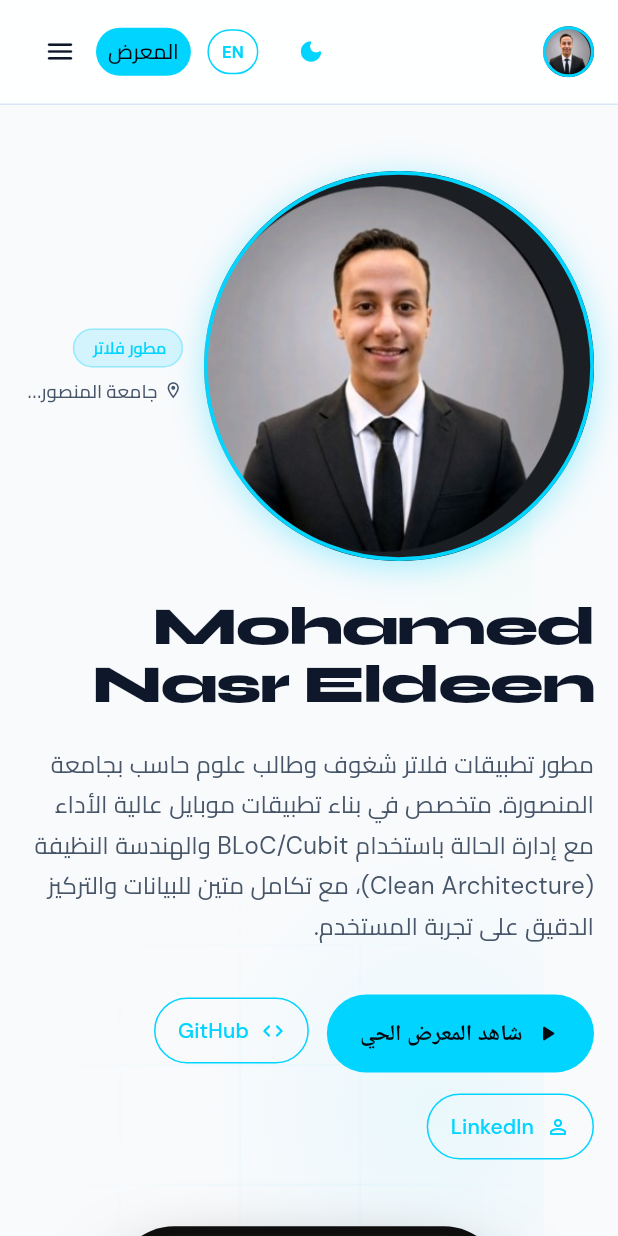
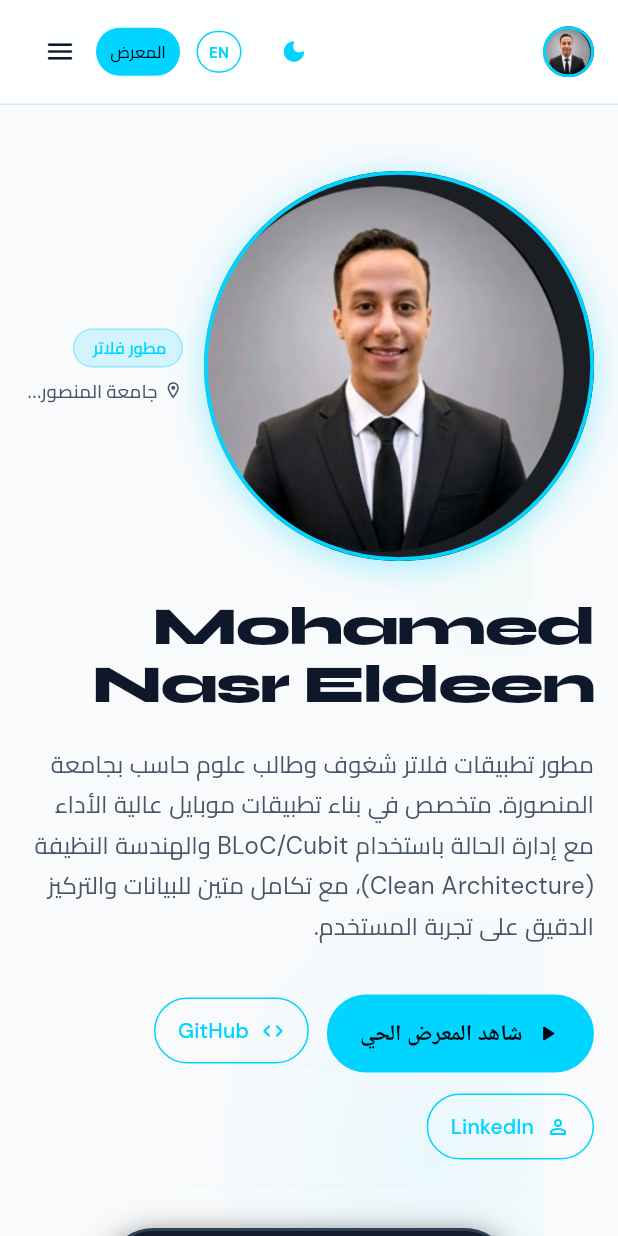
Before and after one commit to Mohamednasr11/portfolio_live_showcase, a Flutter app: the screen it shows after launch, after a tap on the "light mode" icon, after a tap on "AR", on a phone screen of 412 x 824 dp. Run offline on Flutter 3.47's test engine with Material 3 defaults, Android fonts, the phone set to English and light mode, and no system bars; our stand-ins replace flutter_animate, visibility_detector.

Commit message:
feat: Connect redesign & animation components directly to main PortfolioPage route

```diff
--- a/lib/main.dart
+++ b/lib/main.dart
@@ -1,8 +1,8 @@
 import 'package:flutter/material.dart';
 
+import 'core/theme/app_theme.dart';
 import 'portfolio/portfolio_page.dart';
 import 'showcase/showcase_page.dart';
-import 'showcase/theme.dart';
 
 void main() => runApp(const LiveShowcaseApp());
 
@@ -28,20 +28,7 @@ class LiveShowcaseApp extends StatelessWidget {
     return MaterialApp(
       title: 'Mohamed Nasr Eldeen · Flutter Developer',
       debugShowCheckedModeBanner: false,
-      theme: ThemeData(
-        useMaterial3: true,
-        brightness: Brightness.dark,
-        scaffoldBackgroundColor: Show.bg,
-        colorScheme: const ColorScheme.dark(
-          primary: Show.accent,
-          secondary: Show.accent2,
-          surface: Show.surface,
-          onPrimary: Show.bg,
-          onSurface: Show.text,
-        ),
-        fontFamily: Show.body,
-        fontFamilyFallback: ShowType.arabicFallback,
-      ),
+      theme: AppTheme.darkTheme,
       onGenerateRoute: _route,
       // Keep the portfolio below deep links so the player can return to it.
       onGenerateInitialRoutes: (initial) => [
--- a/lib/portfolio/portfolio_page.dart
+++ b/lib/portfolio/portfolio_page.dart
@@ -1,12 +1,15 @@
 import 'package:flutter/material.dart';
 import 'package:flutter/services.dart';
+import 'package:flutter_animate/flutter_animate.dart';
 import 'package:url_launcher/link.dart';
 
 import '../showcase/demos.dart';
-import '../showcase/device_frame.dart';
 import '../showcase/model.dart';
 import '../showcase/shell.dart' show SiteBackdrop;
 import '../showcase/theme.dart';
+import '../widgets/common/hover_card.dart';
+import '../widgets/common/reveal_on_scroll.dart';
+import '../widgets/mockup/floating_phone.dart';
 import 'profile_data.dart';
 
 abstract final class P {
@@ -227,7 +230,7 @@ class _NavBar extends StatelessWidget {
                   ),
                   child: Text(s.title(isArabic)),
                 ),
-            const SizedBox(width: 4),
+            const SizedBox(width: 2),
             IconButton(
               tooltip: isDark ? 'Switch to Light Mode' : 'Switch to Dark Mode',
               onPressed: onToggleTheme,
@@ -236,37 +239,38 @@ class _NavBar extends StatelessWidget {
                 color: Show.accent,
                 size: 18,
               ),
-              constraints: const BoxConstraints(minWidth: 34, minHeight: 34),
+              constraints: const BoxConstraints(minWidth: 30, minHeight: 30),
               padding: EdgeInsets.zero,
             ),
-            const SizedBox(width: 4),
+            const SizedBox(width: 2),
             OutlinedButton(
               onPressed: onToggleLang,
               style: OutlinedButton.styleFrom(
                 foregroundColor: Show.accent,
                 side: const BorderSide(color: Show.accent),
-                padding: const EdgeInsets.symmetric(horizontal: 6),
-                minimumSize: const Size(34, 30),
+                padding: const EdgeInsets.symmetric(horizontal: 4),
+                minimumSize: const Size(30, 28),
               ),
               child: Text(
                 isArabic ? 'EN' : 'AR',
                 style: const TextStyle(
                   fontWeight: FontWeight.w700,
-                  fontSize: 11,
+                  fontSize: 10,
                 ),
               ),
             ),
-            const SizedBox(width: 4),
+            const SizedBox(width: 2),
             FilledButton(
               onPressed: () => openShowcase(context),
               style: FilledButton.styleFrom(
                 backgroundColor: Show.accent,
                 foregroundColor: Show.bg,
                 visualDensity: VisualDensity.compact,
-                padding: const EdgeInsets.symmetric(horizontal: 8),
+                padding: const EdgeInsets.symmetric(horizontal: 6),
               ),
               child: Text(
                 isArabic ? 'المعرض' : (veryNarrow ? 'App' : 'Live showcase'),
+                style: const TextStyle(fontSize: 11),
               ),
             ),
             PopupMenuButton<_Section>(
@@ -431,28 +435,45 @@ class _Grid extends StatelessWidget {
   }
 }
 
-class _Chip extends StatelessWidget {
+class _Chip extends StatefulWidget {
   const _Chip(this.text, {required this.isDark});
 
   final String text;
   final bool isDark;
 
   @override
+  State<_Chip> createState() => _ChipState();
+}
+
+class _ChipState extends State<_Chip> {
+  bool _hovered = false;
+
+  @override
   Widget build(BuildContext context) {
-    return Container(
+    return MouseRegion(
+      onEnter: (_) => setState(() => _hovered = true),
+      onExit: (_) => setState(() => _hovered = false),
+      child: AnimatedContainer(
+        duration: const Duration(milliseconds: 180),
+        // ignore: deprecated_member_use
+        transform: Matrix4.identity()
+          // ignore: deprecated_member_use
+          ..scale(_hovered ? 1.05 : 1.0, _hovered ? 1.05 : 1.0, 1.0),
+        transformAlignment: Alignment.center,
         padding: const EdgeInsets.symmetric(horizontal: 12, vertical: 6),
         decoration: BoxDecoration(
-        color: Show.accent.withValues(alpha: isDark ? 0.12 : 0.08),
+          color: Show.accent.withValues(alpha: _hovered ? 0.25 : (widget.isDark ? 0.12 : 0.08)),
           borderRadius: BorderRadius.circular(999),
-        border: Border.all(color: Show.getBorder(isDark)),
+          border: Border.all(color: _hovered ? Show.accent : Show.getBorder(widget.isDark)),
         ),
         child: Text(
-        text,
+          widget.text,
           style: TextStyle(
             fontFamily: Show.body,
-          color: Show.getText(isDark),
+            color: _hovered ? Show.accent : Show.getText(widget.isDark),
             fontSize: 13,
-          fontWeight: FontWeight.w500,
+            fontWeight: _hovered ? FontWeight.w700 : FontWeight.w500,
+          ),
         ),
       ),
     );
@@ -469,7 +490,13 @@ class _Chips extends StatelessWidget {
   Widget build(BuildContext context) => Wrap(
         spacing: 8,
         runSpacing: 8,
-    children: [for (final i in items) _Chip(i, isDark: isDark)],
+        children: [
+          for (var i = 0; i < items.length; i++)
+            RevealOnScroll(
+              delay: Duration(milliseconds: 40 * i),
+              child: _Chip(items[i], isDark: isDark),
+            ),
+        ],
       );
 }
 
@@ -541,31 +568,14 @@ class LivePhone extends StatelessWidget {
 
   @override
   Widget build(BuildContext context) {
-    return Semantics(
-      button: true,
-      label: 'Play the ${demo.name} case study',
-      child: MouseRegion(
-        cursor: SystemMouseCursors.click,
-        child: GestureDetector(
-          onTap: () => openShowcase(context, demo.id),
-          child: AbsorbPointer(
-            child: ExcludeSemantics(
-              child: RepaintBoundary(
-                child: SizedBox(
+    return FloatingPhone(
+      screenImages: const [
+        'assets/buildguard/Home.png',
+        'assets/matjarkom/dark_home.png',
+        'assets/brewbloom/High-Fidelity ( Home ).png',
+      ],
       width: width,
       height: width * _frameHeight / _frameWidth,
-                  child: FittedBox(
-                    child: DeviceFrame(
-                      width: _frameWidth,
-                      child: demo.builder(context, step),
-                    ),
-                  ),
-                ),
-              ),
-            ),
-          ),
-        ),
-      ),
     );
   }
 }
@@ -590,6 +600,8 @@ class _Hero extends StatelessWidget {
   @override
   Widget build(BuildContext context) {
     final side = width >= 980;
+    final isTest = WidgetsBinding.instance.runtimeType.toString().contains('TestWidgetsFlutterBinding');
+    final disableAnimations = (MediaQuery.maybeOf(context)?.disableAnimations ?? false) || isTest;
 
     final authorBadge = Row(
       children: [
@@ -672,7 +684,7 @@ class _Hero extends StatelessWidget {
       ],
     );
 
-    final copy = Column(
+    Widget copy = Column(
       crossAxisAlignment: CrossAxisAlignment.start,
       children: [
         authorBadge,
@@ -739,6 +751,25 @@ class _Hero extends StatelessWidget {
         ),
       ],
     );
+
+    if (!disableAnimations) {
+      copy = Column(
+        crossAxisAlignment: CrossAxisAlignment.start,
+        children: AnimateList(
+          interval: 120.ms,
+          effects: [
+            FadeEffect(duration: 500.ms, curve: Curves.easeOutCubic),
+            SlideEffect(
+              begin: const Offset(0, 0.15),
+              end: Offset.zero,
+              duration: 500.ms,
+              curve: Curves.easeOutCubic,
+            ),
+          ],
+          children: (copy as Column).children,
+        ),
+      );
+    }
 
     final phoneSection = Column(
       mainAxisSize: MainAxisSize.min,
@@ -861,13 +892,16 @@ class _CaseStudies extends StatelessWidget {
           _Grid(
             columns: columns,
             children: [
-              for (final info in Profile.caseStudies)
-                _CaseStudyCard(
-                  demo: demos.firstWhere((d) => d.id == info.demoId),
-                  info: info,
+              for (var i = 0; i < Profile.caseStudies.length; i++)
+                RevealOnScroll(
+                  delay: Duration(milliseconds: 100 * i),
+                  child: _CaseStudyCard(
+                    demo: demos.firstWhere((d) => d.id == Profile.caseStudies[i].demoId),
+                    info: Profile.caseStudies[i],
                     preview: previews,
                     isArabic: isArabic,
                     isDark: isDark,
+                  ),
                 ),
             ],
           ),
@@ -950,7 +984,10 @@ class _CaseStudyCard extends StatelessWidget {
         ),
       ],
     );
-    return _Card(
+    return HoverCard(
+      onTap: () => openShowcase(context, demo.id),
+      semanticsLabel: 'Play case study for ${demo.name}',
+      child: _Card(
         accent: demo.accent,
         isDark: isDark,
         child: preview
@@ -969,6 +1006,7 @@ class _CaseStudyCard extends StatelessWidget {
                 ],
               )
             : text,
+      ),
     );
   }
 }
@@ -1000,14 +1038,16 @@ class _CodeProjects extends StatelessWidget {
       child: _Grid(
         columns: columns,
         children: [
-          for (final p in Profile.codeProjects)
-            _Card(
+          for (var i = 0; i < Profile.codeProjects.length; i++)
+            RevealOnScroll(
+              delay: Duration(milliseconds: 100 * i),
+              child: _Card(
                 isDark: isDark,
                 child: Column(
                   crossAxisAlignment: CrossAxisAlignment.start,
                   children: [
                     Text(
-                    p.name,
+                      Profile.codeProjects[i].name,
                       style: ShowType.heading.copyWith(
                         color: Show.getText(isDark),
                         fontSize: 20,
@@ -1015,7 +1055,9 @@ class _CodeProjects extends StatelessWidget {
                     ),
                     const SizedBox(height: 8),
                     Text(
-                    isArabic ? p.summaryAr : p.summary,
+                      isArabic
+                          ? Profile.codeProjects[i].summaryAr
+                          : Profile.codeProjects[i].summary,
                       style: TextStyle(
                         fontFamily: isArabic ? 'Cairo' : Show.body,
                         color: Show.getText(isDark),
@@ -1023,7 +1065,9 @@ class _CodeProjects extends StatelessWidget {
                       ),
                     ),
                     const SizedBox(height: 14),
-                  for (final point in (isArabic ? p.pointsAr : p.points))
+                    for (final point in (isArabic
+                        ? Profile.codeProjects[i].pointsAr
+                        : Profile.codeProjects[i].points))
                       Padding(
                         padding: const EdgeInsets.only(bottom: 6),
                         child: Row(
@@ -1059,17 +1103,18 @@ class _CodeProjects extends StatelessWidget {
                         ),
                       ),
                     const SizedBox(height: 14),
-                  _Chips(p.stack, isDark: isDark),
+                    _Chips(Profile.codeProjects[i].stack, isDark: isDark),
                     const SizedBox(height: 20),
                     Wrap(
                       spacing: 10,
                       runSpacing: 10,
                       children: [
-                      for (final l in p.links)
+                        for (final l in Profile.codeProjects[i].links)
                           LinkButton(label: l.label, url: l.url),
                       ],
                     ),
                   ],
+                ),
               ),
             ),
         ],
@@ -1105,26 +1150,30 @@ class _Skills extends StatelessWidget {
       child: _Grid(
         columns: columns,
         children: [
-          for (final g in Profile.skills)
-            _Card(
+          for (var i = 0; i < Profile.skills.length; i++)
+            RevealOnScroll(
+              delay: Duration(milliseconds: 100 * i),
+              child: _Card(
                 isDark: isDark,
                 child: Column(
                   crossAxisAlignment: CrossAxisAlignment.start,
                   children: [
                     Text(
-                    isArabic ? g.titleAr : g.title,
+                      isArabic
+                          ? Profile.skills[i].titleAr
+                          : Profile.skills[i].title,
                       style: ShowType.heading.copyWith(
                         color: Show.getText(isDark),
                         fontSize: 18,
                       ),
                     ),
                     const SizedBox(height: 14),
-                  _Chips(g.skills, isDark: isDark),
+                    _Chips(Profile.skills[i].skills, isDark: isDark),
                     const SizedBox(height: 16),
                     Text(
                       isArabic
-                        ? 'مستخدمة في: ${g.evidenceAr}'
-                        : 'Used in: ${g.evidence}',
+                          ? 'مستخدمة في: ${Profile.skills[i].evidenceAr}'
+                          : 'Used in: ${Profile.skills[i].evidence}',
                       style: TextStyle(
                         fontFamily: isArabic ? 'Cairo' : Show.body,
                         color: Show.getMuted(isDark),
@@ -1133,6 +1182,7 @@ class _Skills extends StatelessWidget {
                       ),
                     ),
                   ],
+                ),
               ),
             ),
         ],
@@ -1171,7 +1221,9 @@ class _BuildNotes extends StatelessWidget {
             columns: width >= 720 ? 2 : 1,
             children: [
               for (var i = 0; i < Profile.highlights.length; i++)
-                _Card(
+                RevealOnScroll(
+                  delay: Duration(milliseconds: 100 * i),
+                  child: _Card(
                     isDark: isDark,
                     child: Column(
                       crossAxisAlignment: CrossAxisAlignment.start,
@@ -1200,6 +1252,7 @@ class _BuildNotes extends StatelessWidget {
                           ),
                         ),
                       ],
+                    ),
                   ),
                 ),
             ],
@@ -1235,18 +1288,21 @@ class _Journey extends StatelessWidget {
           children: [
             Text(
               heading,
-          style: ShowType.heading.copyWith(color: Show.accent, fontSize: 20),
+              style:
+                  ShowType.heading.copyWith(color: Show.accent, fontSize: 20),
             ),
             const SizedBox(height: 16),
             for (final e in entries)
               Padding(
                 padding: const EdgeInsets.only(bottom: 16),
+                child: RevealOnScroll(
                   child: _Card(
                     isDark: isDark,
                     child: Column(
                       crossAxisAlignment: CrossAxisAlignment.start,
                       children: [
-                  Text(isArabic ? e.periodAr : e.period, style: ShowType.label),
+                        Text(isArabic ? e.periodAr : e.period,
+                            style: ShowType.label),
                         const SizedBox(height: 8),
                         Text(
                           isArabic ? e.titleAr : e.title,
@@ -1277,6 +1333,7 @@ class _Journey extends StatelessWidget {
                             ),
                           ),
                       ],
+                    ),
                   ),
                 ),
               ),
@@ -1350,7 +1407,8 @@ class _Contact extends StatelessWidget {
           IconButton(
             tooltip: isArabic ? 'نسخ البريد الإلكتروني' : 'Copy email address',
             onPressed: () async {
-              await Clipboard.setData(const ClipboardData(text: Profile.email));
+              await Clipboard.setData(
+                  const ClipboardData(text: Profile.email));
               if (!context.mounted) return;
               ScaffoldMessenger.of(context).showSnackBar(
                 SnackBar(
--- a/lib/sections/experience_education_section.dart
+++ b/lib/sections/experience_education_section.dart
@@ -130,7 +130,10 @@ class _TimelineCardState extends State<_TimelineCard> {
             final mainContent = Column(
               crossAxisAlignment: CrossAxisAlignment.start,
               children: [
-                Row(
+                Wrap(
+                  alignment: WrapAlignment.spaceBetween,
+                  spacing: 10,
+                  runSpacing: 8,
                   children: [
                     Container(
                       padding: const EdgeInsets.symmetric(
@@ -150,7 +153,6 @@ class _TimelineCardState extends State<_TimelineCard> {
                         ),
                       ),
                     ),
-                    const Spacer(),
                     Container(
                       padding: const EdgeInsets.symmetric(
                         horizontal: 10,
--- a/lib/sections/motion_lab_section.dart
+++ b/lib/sections/motion_lab_section.dart
@@ -413,7 +413,8 @@ class _SwitchDemoPlusState extends State<SwitchDemoPlus> {
                         ),
                       ),
                       const SizedBox(width: 12),
-                      Column(
+                      Expanded(
+                        child: Column(
                           crossAxisAlignment: CrossAxisAlignment.start,
                           mainAxisSize: MainAxisSize.min,
                           children: [
@@ -441,6 +442,7 @@ class _SwitchDemoPlusState extends State<SwitchDemoPlus> {
                             ),
                           ],
                         ),
+                      ),
                     ],
                   ),
                 ),
--- a/lib/widgets/common/buttons.dart
+++ b/lib/widgets/common/buttons.dart
@@ -1,4 +1,5 @@
 import 'package:flutter/material.dart';
+import 'package:url_launcher/link.dart';
 
 import '../../core/constants/app_colors.dart';
 
@@ -69,3 +70,46 @@ class QuietButton extends StatelessWidget {
     );
   }
 }
+
+class LinkButton extends StatelessWidget {
+  const LinkButton({
+    super.key,
+    required this.label,
+    required this.url,
+    this.icon = Icons.north_east_rounded,
+    this.primary = false,
+  });
+
+  final String label;
+  final String url;
+  final IconData icon;
+  final bool primary;
+
+  @override
+  Widget build(BuildContext context) {
+    final uri = Uri.parse(url);
+    return Link(
+      uri: uri,
+      target: uri.scheme == 'mailto' ? LinkTarget.self : LinkTarget.blank,
+      builder: (context, follow) => primary
+          ? FilledButton.icon(
+              onPressed: follow,
+              icon: Icon(icon, size: 18),
+              label: Text(label),
+              style: FilledButton.styleFrom(
+                backgroundColor: AppColors.accent,
+                foregroundColor: AppColors.background,
+              ),
+            )
+          : OutlinedButton.icon(
+              onPressed: follow,
+              icon: Icon(icon, size: 16),
+              label: Text(label),
+              style: OutlinedButton.styleFrom(
+                foregroundColor: AppColors.accent,
+                side: const BorderSide(color: AppColors.accent),
+              ),
+            ),
+    );
+  }
+}
--- a/lib/widgets/common/reveal_on_scroll.dart
+++ b/lib/widgets/common/reveal_on_scroll.dart
@@ -32,8 +32,8 @@ class _RevealOnScrollState extends State<RevealOnScroll> {
 
   @override
   Widget build(BuildContext context) {
-    final disableAnimations =
-        MediaQuery.maybeOf(context)?.disableAnimations ?? false;
+    final isTest = WidgetsBinding.instance.runtimeType.toString().contains('TestWidgetsFlutterBinding');
+    final disableAnimations = (MediaQuery.maybeOf(context)?.disableAnimations ?? false) || isTest;
 
     if (disableAnimations) {
       return widget.child;
@@ -60,7 +60,10 @@ class _RevealOnScrollState extends State<RevealOnScroll> {
           });
         }
       },
-      child: Opacity(opacity: 0, child: widget.child),
+      child: Opacity(
+        opacity: 0,
+        child: widget.child,
+      ),
     );
   }
 }
```
Also changed, not shown: lib/sections/web_projects_section.dart (+10 -6 lines), lib/widgets/common/section_header.dart (+14 -10 lines), lib/widgets/navigation/header_nav_bar.dart (+17 -10 lines). Lines whose indentation alone changed are shown as unchanged.
